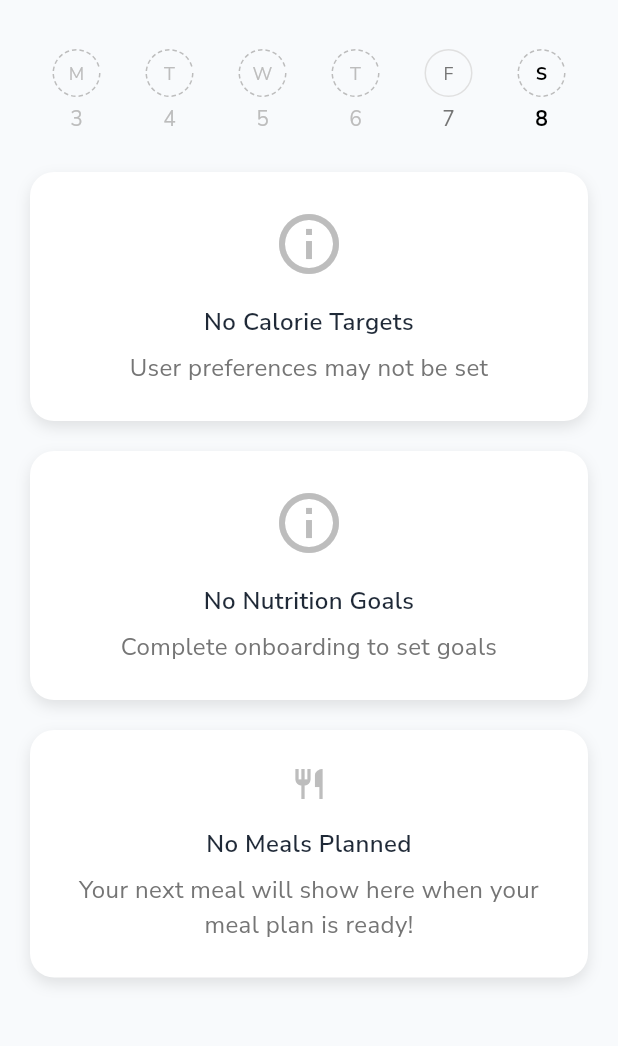
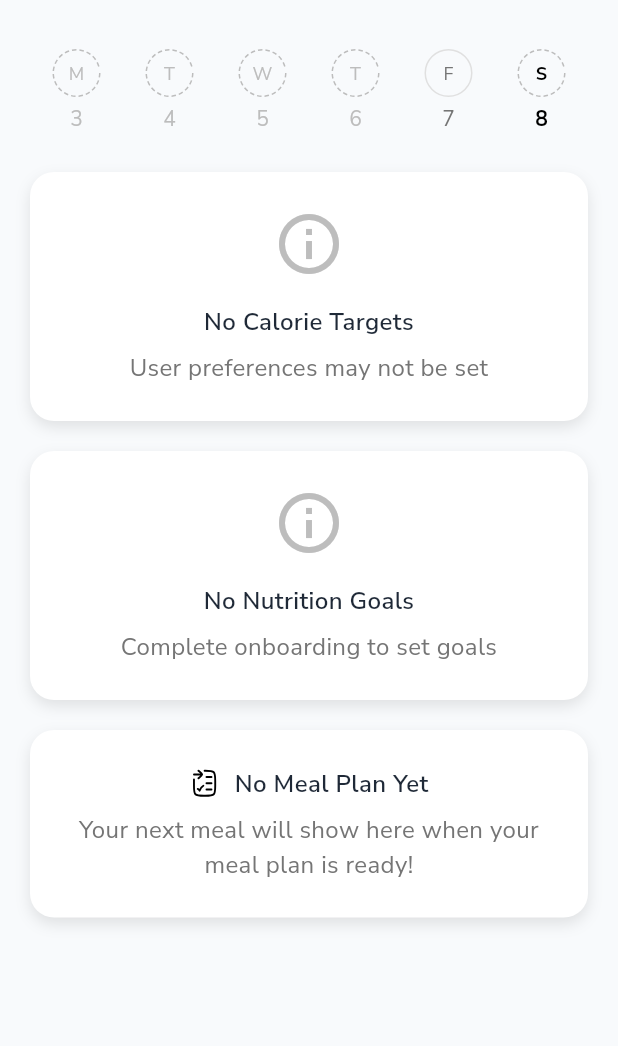
Before and after one commit to mahmoudal99/moctarnutrition, a Flutter app: the HomeScreen screen opened directly, on a phone screen of 412 x 824 dp, the part 86-1132 px from its top. Run offline on Flutter 3.47's test engine with Material 3 defaults, Android fonts, the phone set to English and light mode, and no system bars; our stand-ins replace auth_buttons, cached_network_image, cloud_firestore, confetti, dotted_border, firebase_auth and 19 more; missing offline and left inert: flutter_floating_bottom_bar, flutter_stripe, mobile_scanner, openfoodfacts; accounts and stored records are empty; project files that could hold a hidden picture were left out.

Commit message:
Improve no meal plan widget in next_meal_card.dart

```diff
--- a/lib/features/home/presentation/widgets/next_meal_card.dart
+++ b/lib/features/home/presentation/widgets/next_meal_card.dart
@@ -1,4 +1,5 @@
 import 'package:flutter/material.dart';
+import 'package:flutter_svg/svg.dart';
 import '../../../../shared/models/meal_model.dart';
 import '../../../../core/constants/app_constants.dart';
 
@@ -142,16 +143,21 @@ class NextMealCard extends StatelessWidget {
         ),
         child: Column(
           children: [
-            Icon(
-              Icons.restaurant_outlined,
-              size: 24,
-              color: Colors.grey[400],
-            ),
-            const SizedBox(height: 16),
-            Text(
-              'No Meals Planned',
-              style: AppTextStyles.heading5,
-              textAlign: TextAlign.center,
+            Row(
+              mainAxisAlignment: MainAxisAlignment.center,
+              crossAxisAlignment: CrossAxisAlignment.center,
+              children: [
+                SvgPicture.asset(
+                  "assets/images/add-to-list-stroke-rounded.svg",
+                  height: 20,
+                  color: Colors.black,
+                ),
+                const SizedBox(width: 10),
+                Text(
+                  'No Meal Plan Yet',
+                  style: AppTextStyles.heading5
+                ),
+              ],
             ),
             const SizedBox(height: 8),
             Text(
```
